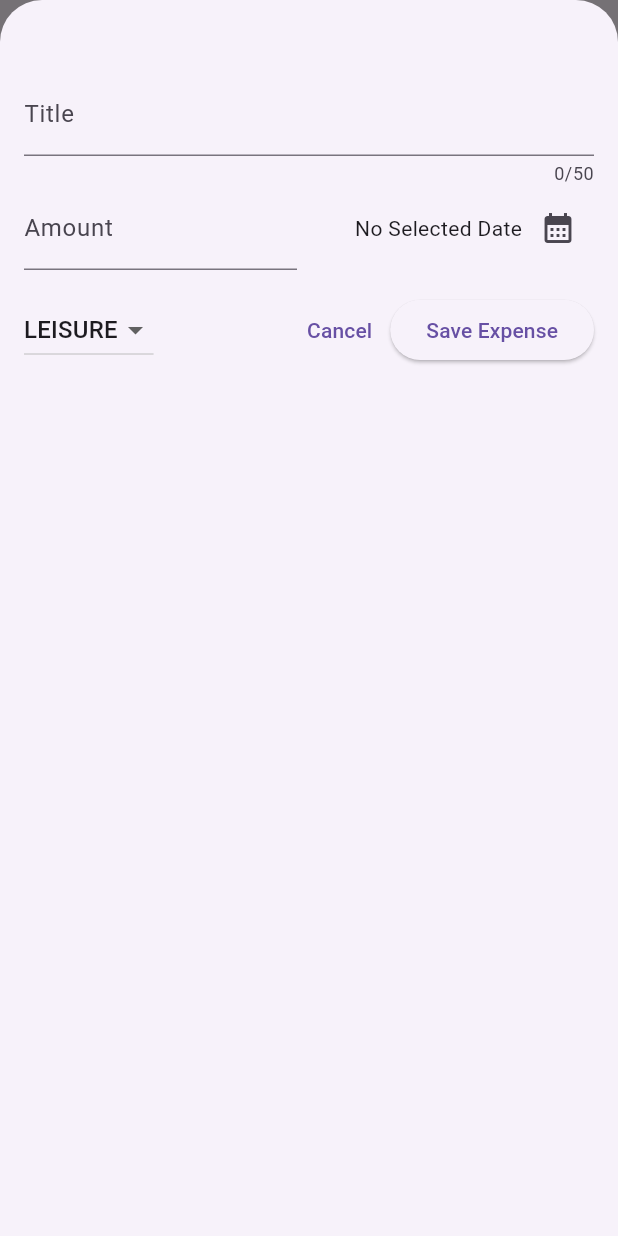
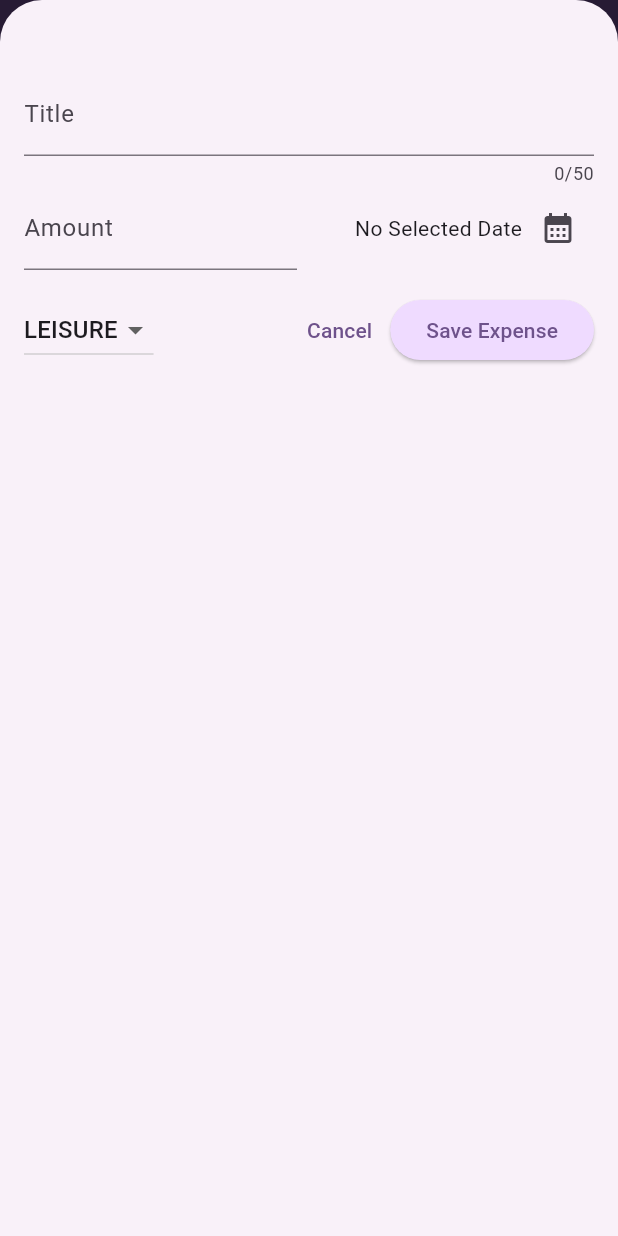
Before and after one commit to githimansh/EXPENSE_TRACKER, a Flutter app: the screen it shows after launch, after a tap on the "add" icon, on a phone screen of 412 x 824 dp. Run offline on Flutter 3.47's test engine with Material 3 defaults, Android fonts, the phone set to English and light mode, and no system bars.

Commit message:
add the them

```diff
--- a/expense_tracker/lib/main.dart
+++ b/expense_tracker/lib/main.dart
@@ -2,10 +2,39 @@ import 'package:expense_tracker/widgets/expenses.dart';
 import 'package:flutter/material.dart';
 
 
+var kColorScheme = ColorScheme.fromSeed(
+  seedColor:const Color.fromARGB(208, 179, 132, 230),
+  );
 void main(){
   runApp(
     MaterialApp(
-    theme: ThemeData(useMaterial3: true),
+    theme: ThemeData().copyWith(
+          //  useMaterial3: true,
+           colorScheme: kColorScheme,
+           appBarTheme: const AppBarTheme().copyWith(
+            backgroundColor: kColorScheme.onPrimaryContainer,
+            foregroundColor: kColorScheme.primaryContainer,
+           ),
+           cardTheme:const CardTheme().copyWith(
+            color: kColorScheme.secondaryContainer,
+            margin: const EdgeInsets.symmetric(
+              horizontal: 16,
+              vertical: 8
+              ),
+           ),
+           elevatedButtonTheme: ElevatedButtonThemeData(
+            style: ElevatedButton.styleFrom(
+              backgroundColor: kColorScheme.primaryContainer,
+            ),
+           ),
+           textTheme: ThemeData().textTheme.copyWith(
+            titleLarge: TextStyle(
+              fontWeight: FontWeight.normal,
+              color: kColorScheme.onSecondaryContainer,
+              fontSize: 16,
+            ),
+          ),
+        ),
       home: const Expenses(),
     ),
   );
```
